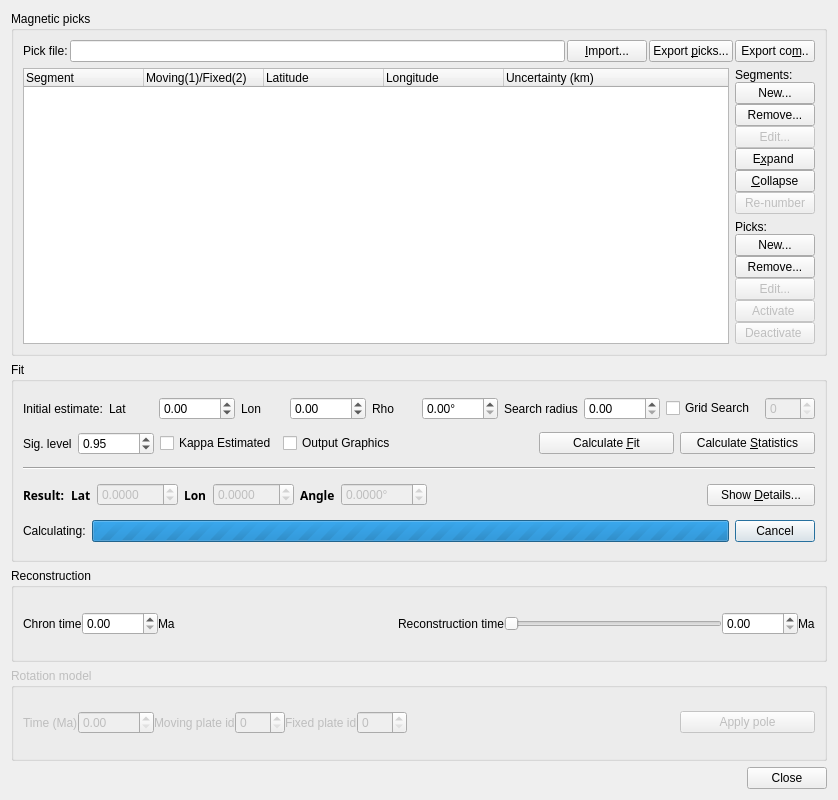
Qt form src/qt-widgets/HellingerDialogUi.ui (GPlates/GPlates) before a commit.
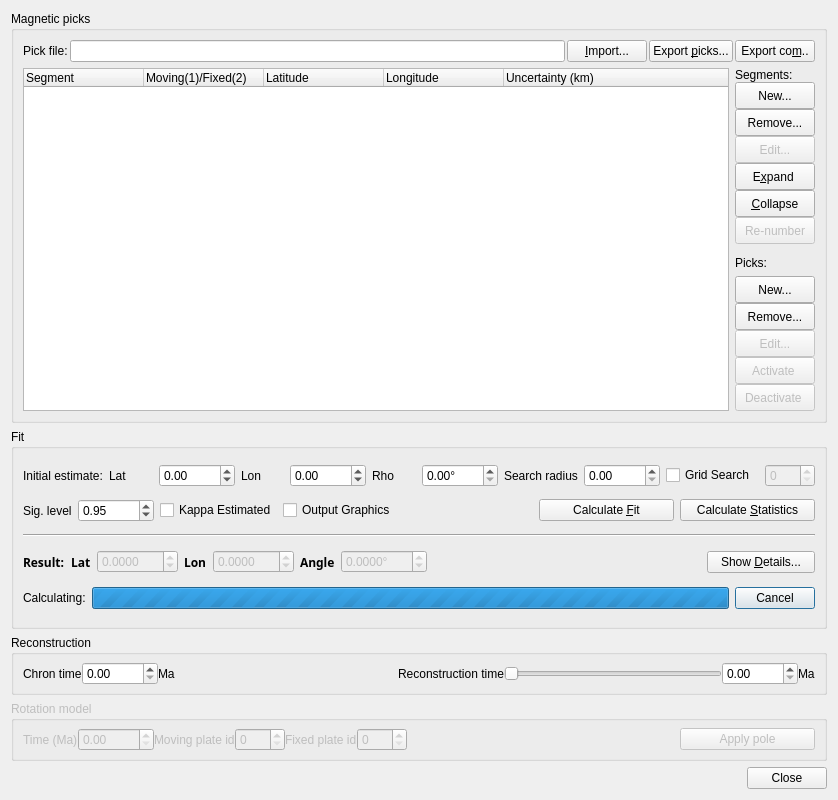
The same form after that commit.

Commit message: (hellinger) Various tweaking, including table header widths and the like.

```diff
--- a/src/qt-widgets/HellingerDialogUi.ui
+++ b/src/qt-widgets/HellingerDialogUi.ui
@@ -700,10 +700,16 @@
    </item>
    <item row="1" column="1" colspan="2">
     <widget class="QGroupBox" name="groupbox_picks">
+     <property name="sizePolicy">
+      <sizepolicy hsizetype="MinimumExpanding" vsizetype="Preferred">
+       <horstretch>0</horstretch>
+       <verstretch>0</verstretch>
+      </sizepolicy>
+     </property>
      <property name="minimumSize">
       <size>
        <width>0</width>
-       <height>300</height>
+       <height>412</height>
       </size>
      </property>
      <property name="maximumSize">
@@ -780,6 +786,12 @@
         </item>
         <item>
          <widget class="QPushButton" name="button_new_point">
+          <property name="minimumSize">
+           <size>
+            <width>0</width>
+            <height>27</height>
+           </size>
+          </property>
           <property name="text">
            <string>New...</string>
           </property>
@@ -787,6 +799,12 @@
         </item>
         <item>
          <widget class="QPushButton" name="button_remove_point">
+          <property name="minimumSize">
+           <size>
+            <width>0</width>
+            <height>27</height>
+           </size>
+          </property>
           <property name="text">
            <string>Remove...</string>
           </property>
@@ -797,6 +815,12 @@
           <property name="enabled">
            <bool>false</bool>
           </property>
+          <property name="minimumSize">
+           <size>
+            <width>0</width>
+            <height>27</height>
+           </size>
+          </property>
           <property name="text">
            <string>Edit...</string>
           </property>
@@ -807,6 +831,12 @@
           <property name="enabled">
            <bool>false</bool>
           </property>
+          <property name="minimumSize">
+           <size>
+            <width>0</width>
+            <height>27</height>
+           </size>
+          </property>
           <property name="text">
            <string>Activate </string>
           </property>
@@ -817,6 +847,12 @@
           <property name="enabled">
            <bool>false</bool>
           </property>
+          <property name="minimumSize">
+           <size>
+            <width>0</width>
+            <height>27</height>
+           </size>
+          </property>
           <property name="text">
            <string>Deactivate </string>
           </property>
@@ -838,6 +874,12 @@
         </item>
         <item>
          <widget class="QPushButton" name="button_new_segment">
+          <property name="minimumSize">
+           <size>
+            <width>0</width>
+            <height>27</height>
+           </size>
+          </property>
           <property name="text">
            <string>New...</string>
           </property>
@@ -845,6 +887,12 @@
         </item>
         <item>
          <widget class="QPushButton" name="button_remove_segment">
+          <property name="minimumSize">
+           <size>
+            <width>0</width>
+            <height>27</height>
+           </size>
+          </property>
           <property name="text">
            <string>Remove...</string>
           </property>
@@ -855,6 +903,12 @@
           <property name="enabled">
            <bool>false</bool>
           </property>
+          <property name="minimumSize">
+           <size>
+            <width>0</width>
+            <height>27</height>
+           </size>
+          </property>
           <property name="text">
            <string>Edit...</string>
           </property>
@@ -868,6 +922,12 @@
         </item>
         <item>
          <widget class="QPushButton" name="button_expand_all">
+          <property name="minimumSize">
+           <size>
+            <width>0</width>
+            <height>27</height>
+           </size>
+          </property>
           <property name="text">
            <string>E&amp;xpand </string>
           </property>
@@ -875,6 +935,12 @@
         </item>
         <item>
          <widget class="QPushButton" name="button_collapse_all">
+          <property name="minimumSize">
+           <size>
+            <width>0</width>
+            <height>27</height>
+           </size>
+          </property>
           <property name="text">
            <string>&amp;Collapse</string>
           </property>
@@ -885,6 +951,12 @@
           <property name="enabled">
            <bool>false</bool>
           </property>
+          <property name="minimumSize">
+           <size>
+            <width>0</width>
+            <height>27</height>
+           </size>
+          </property>
           <property name="text">
            <string>Re-number</string>
           </property>
```
The commit also changes 10 other files.
